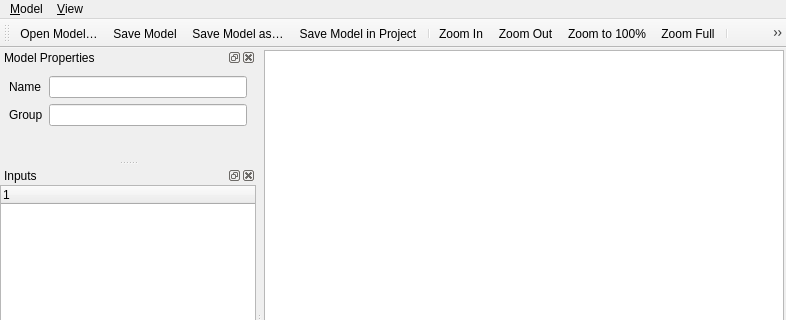
Qt form src/ui/processing/qgsmodeldesignerdialogbase.ui (qgis/QGIS) before a commit; both pictures show x 0 to 786 and y 0 to 320 of the 786 by 596 pixel window.
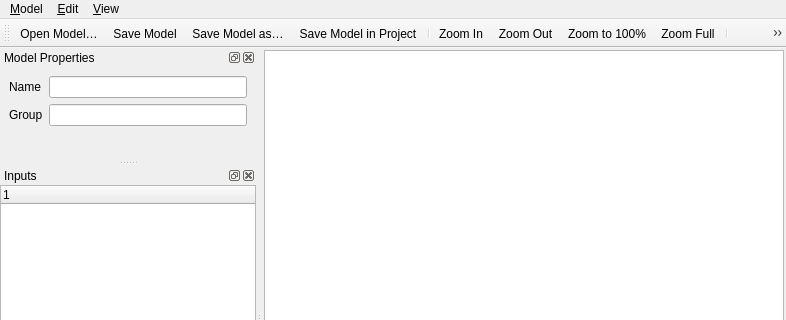
The same form after that commit. Icons and pictures are not drawn. Custom widgets are drawn as their Qt base class.

What changed in the file:
```diff
--- a/src/ui/processing/qgsmodeldesignerdialogbase.ui
+++ b/src/ui/processing/qgsmodeldesignerdialogbase.ui
@@ -81,7 +81,13 @@
     <addaction name="separator"/>
     <addaction name="mActionShowComments"/>
    </widget>
+   <widget class="QMenu" name="mMenuEdit">
+    <property name="title">
+     <string>&amp;Edit</string>
+    </property>
+   </widget>
    <addaction name="menu_Model"/>
+   <addaction name="mMenuEdit"/>
    <addaction name="menu_View"/>
   </widget>
   <widget class="QToolBar" name="mToolbar">
```
Left out of the diff: 6 changed lines with no effect on the pictures.
